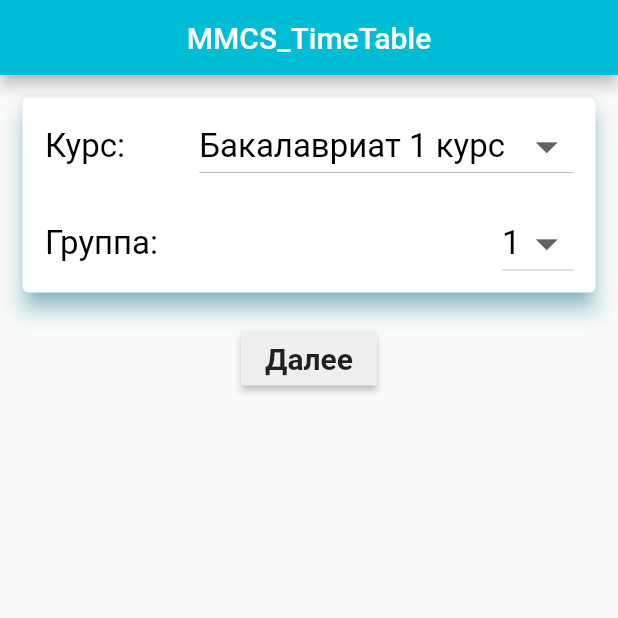
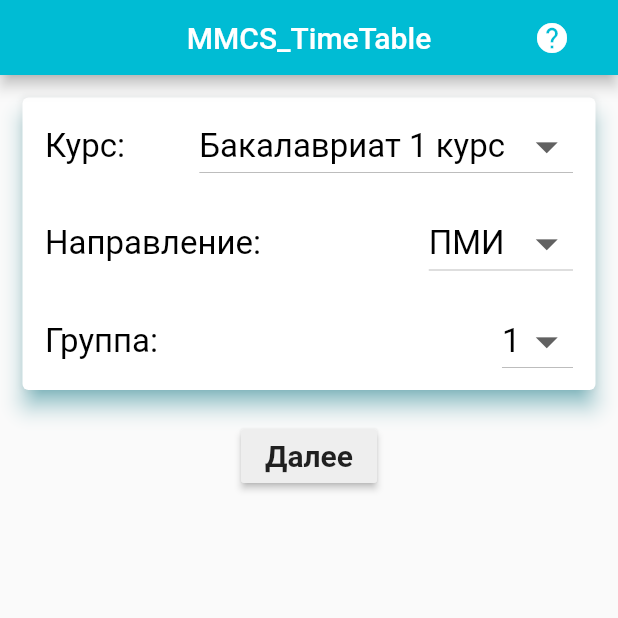
Before and after one commit to Alator-ux/mmcs_timetable, a Flutter app: the screen it shows after launch, on a phone screen of 412 x 824 dp, the top half of it. Run offline on Flutter 3.47's test engine with Material 2 defaults, Android fonts, the phone set to English and light mode, and no system bars.

Commit message:
modified:   lib/main.dart 	modified:   lib/schedule/test values/test_values.dart 	modified:   lib/screens/AppBar.dart 	modified:   lib/screens/DayPage.dart 	modified:   lib/screens/EntryPage.dart

```diff
--- a/lib/main.dart
+++ b/lib/main.dart
@@ -10,6 +10,7 @@ class MyApp extends StatelessWidget {
   @override
   Widget build(BuildContext context) {
     return MaterialApp(
+      debugShowCheckedModeBanner: false,
       home: Scaffold(
           appBar: MyAppBar(),
           body:
--- a/lib/schedule/test values/test_values.dart
+++ b/lib/schedule/test values/test_values.dart
@@ -28,6 +28,16 @@ List<DropdownMenuItem<String>> groupItems() {
   }).toList();
 }
 
+List<DropdownMenuItem<String>> progsItems() {
+  final progs = getProgs();
+  return progs.map((String value) {
+    return DropdownMenuItem<String>(
+      value: value,
+      child: Text(value),
+    );
+  }).toList();
+}
+
 List<String> getCourses() {
   final list = List<String>();
   for (int i = 1; i < 6; i++) {
@@ -46,7 +56,12 @@ List<String> getCourses() {
   return list;
 }
 
-List<String> getGroups() {
-  List<String> list = ["1", "2", "3"];
+List<String> getProgs() {
+  List<String> list = ["ПМИ", "ФИИТ"];
   return list;
 }
+
+List<String> getGroups() {
+  List<String> list = ["1", "2", "3", "4"];
+  return list;
+}
--- a/lib/screens/AppBar.dart
+++ b/lib/screens/AppBar.dart
@@ -1,5 +1,6 @@
 import 'package:flutter/material.dart';
 
+//сам эппбар
 class MyAppBar extends StatelessWidget implements PreferredSizeWidget {
   Size get preferredSize => const Size.fromHeight(50);
   @override
@@ -8,6 +9,37 @@ class MyAppBar extends StatelessWidget implements PreferredSizeWidget {
       backgroundColor: Colors.cyan[500],
       centerTitle: true,
       title: Text('MMCS_TimeTable'),
+      actions: [
+        FlatButton(
+          highlightColor: Colors.transparent,
+          onPressed: () {
+            showDialog<void>(
+                context: context, builder: (context) => HelpDialog());
+          },
+          child: Icon(
+            Icons.help,
+            color: Colors.white,
+          ),
+        ),
+      ],
     );
   }
 }
+
+//окно с информацией по навигации
+class HelpDialog extends StatelessWidget {
+  @override
+  Widget build(BuildContext context) {
+    return AlertDialog(
+      title: Text('Помощь'),
+      content: Text(
+          'Для навигации используйсте смахивания (свайпы): влево (для прехода к окну с неделями) или вправо (для возврата к текущему дню).'),
+      actions: [
+        FlatButton(
+          onPressed: () => Navigator.pop(context),
+          child: Text('OK'),
+        ),
+      ],
+    );
+  }
+}
--- a/lib/screens/EntryPage.dart
+++ b/lib/screens/EntryPage.dart
@@ -38,8 +38,10 @@ class InformationCard extends StatefulWidget {
 class _InformationCardState extends State<InformationCard> {
   final List<DropdownMenuItem<String>> _courses = courseItems();
   final List<DropdownMenuItem<String>> _groups = groupItems();
+  final List<DropdownMenuItem<String>> _progs = progsItems();
   var _course = getCourses()[0];
   var _group = getGroups()[0];
+  var _prog = getProgs()[0];
   final TextStyle _textStyle = TextStyle(color: Colors.black, fontSize: 22);
   @override
   Widget build(BuildContext context) {
@@ -75,6 +77,27 @@ class _InformationCardState extends State<InformationCard> {
             child: Row(
               mainAxisAlignment: MainAxisAlignment.spaceBetween,
               children: [
+                Text("Направление:", style: _textStyle),
+                DropdownButton<String>(
+                  items: _progs,
+                  onChanged: (value) {
+                    setState(() {
+                      _prog = value;
+                    });
+                  },
+                  value: _prog,
+                  style: _textStyle,
+                  isDense: true,
+                  iconSize: 35.0,
+                ),
+              ],
+            ),
+          ),
+          Padding(
+            padding: const EdgeInsets.all(15.0),
+            child: Row(
+              mainAxisAlignment: MainAxisAlignment.spaceBetween,
+              children: [
                 Text("Группа:", style: _textStyle),
                 DropdownButton<String>(
                   items: _groups,
```
Also changed, not shown: lib/screens/DayPage.dart (+6 -4 lines).
